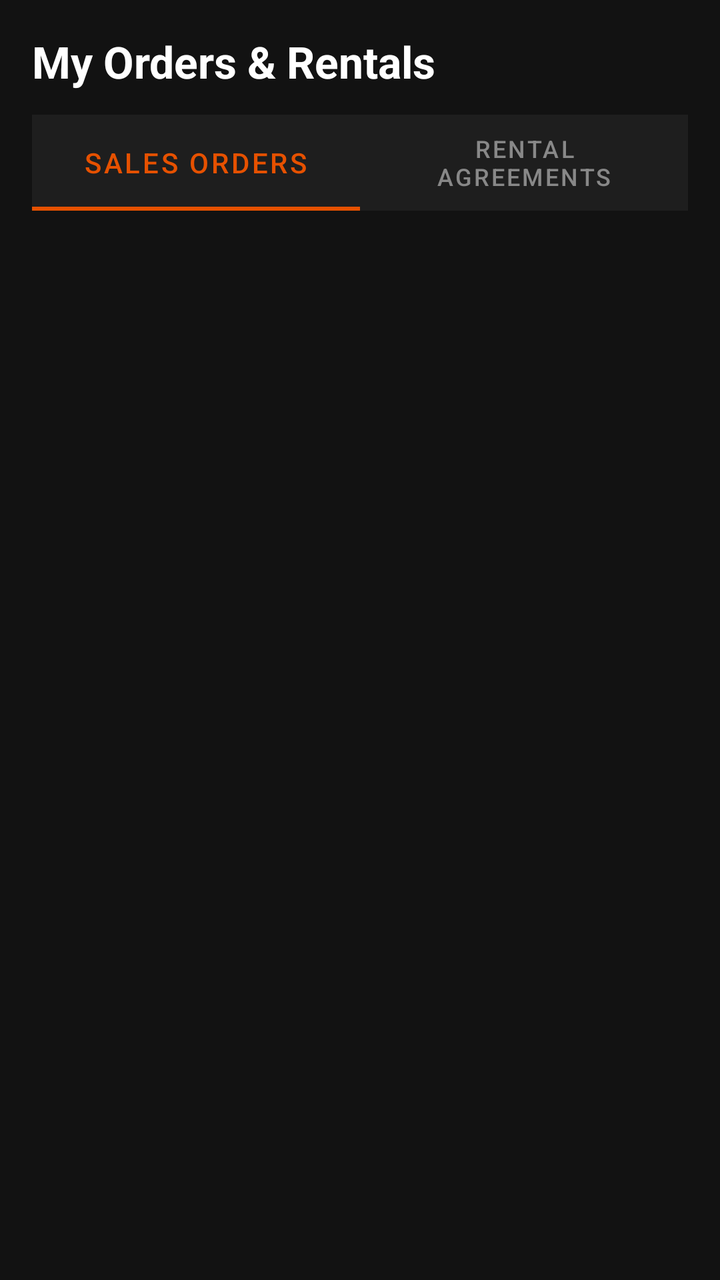
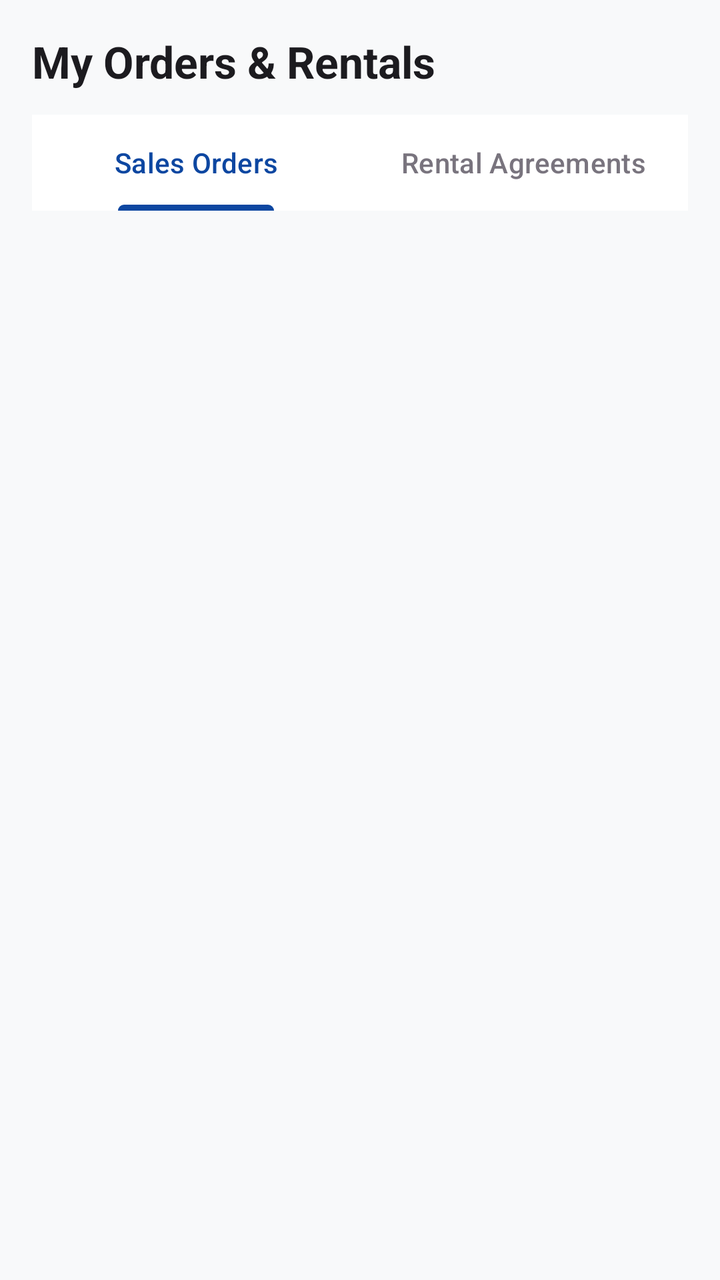

The first picture is an Android layout as it rendered before a commit; the second is the same layout after the commit. The layout source and the unified diff follow.
<!-- AndroidManifest.xml: application theme Theme.SecureAFenceClient -->
<!-- res/layout/fragment_customer_orders_rentals.xml -->
<?xml version="1.0" encoding="utf-8"?>
<LinearLayout xmlns:android="http://schemas.android.com/apk/res/android"
    xmlns:app="http://schemas.android.com/apk/res-auto"
    android:layout_width="match_parent"
    android:layout_height="match_parent"
    android:orientation="vertical"
    android:background="#121212"
    android:padding="16dp">

    <TextView
        android:layout_width="wrap_content"
        android:layout_height="wrap_content"
        android:text="My Orders &amp; Rentals"
        android:textColor="#FFFFFF"
        android:textSize="22sp"
        android:textStyle="bold"
        android:layout_marginBottom="12dp" />

    <com.google.android.material.tabs.TabLayout
        android:id="@+id/tabLayout"
        android:layout_width="match_parent"
        android:layout_height="wrap_content"
        android:background="#1E1E1E"
        app:tabIndicatorColor="#FFE65100"
        app:tabSelectedTextColor="#FFE65100"
        app:tabTextColor="#888888"
        android:layout_marginBottom="12dp">

        <com.google.android.material.tabs.TabItem
            android:layout_width="wrap_content"
            android:layout_height="wrap_content"
            android:text="Sales Orders" />

        <com.google.android.material.tabs.TabItem
            android:layout_width="wrap_content"
            android:layout_height="wrap_content"
            android:text="Rental Agreements" />
    </com.google.android.material.tabs.TabLayout>

    <ProgressBar
        android:id="@+id/pbLoading"
        android:layout_width="wrap_content"
        android:layout_height="wrap_content"
        android:layout_gravity="center"
        android:indeterminateTint="#FFE65100"
        android:visibility="gone" />

    <androidx.recyclerview.widget.RecyclerView
        android:id="@+id/rvOrdersRentals"
        android:layout_width="match_parent"
        android:layout_height="0dp"
        android:layout_weight="1" />

</LinearLayout>
<!-- resources referenced by this layout -->
<resources>
  <style name="Theme.SecureAFenceClient" parent="Theme.MaterialComponents.DayNight.DarkActionBar">
          <item name="colorPrimary">@color/primary_orange</item>
          <item name="colorSecondary">@color/accent_gold</item>
      </style>
  <color name="primary_orange">#FFE65100</color>
  <color name="accent_gold">#FFFFB300</color>
</resources>

<!-- the commit's change to res/layout/fragment_customer_orders_rentals.xml (unified diff, before → after) -->
@@ -4,14 +4,14 @@
     android:layout_width="match_parent"
     android:layout_height="match_parent"
     android:orientation="vertical"
-    android:background="#121212"
+    android:background="@color/bg_light"
     android:padding="16dp">
 
     <TextView
         android:layout_width="wrap_content"
         android:layout_height="wrap_content"
         android:text="My Orders &amp; Rentals"
-        android:textColor="#FFFFFF"
+        android:textColor="@color/text_primary"
         android:textSize="22sp"
         android:textStyle="bold"
         android:layout_marginBottom="12dp" />
@@ -20,10 +20,10 @@
         android:id="@+id/tabLayout"
         android:layout_width="match_parent"
         android:layout_height="wrap_content"
-        android:background="#1E1E1E"
-        app:tabIndicatorColor="#FFE65100"
-        app:tabSelectedTextColor="#FFE65100"
-        app:tabTextColor="#888888"
+        android:background="@color/white"
+        app:tabIndicatorColor="@color/primary_blue"
+        app:tabSelectedTextColor="@color/primary_blue"
+        app:tabTextColor="@color/text_muted"
         android:layout_marginBottom="12dp">
 
         <com.google.android.material.tabs.TabItem
@@ -42,7 +42,7 @@
         android:layout_width="wrap_content"
         android:layout_height="wrap_content"
         android:layout_gravity="center"
-        android:indeterminateTint="#FFE65100"
+        android:indeterminateTint="@color/primary_blue"
         android:visibility="gone" />
 
     <androidx.recyclerview.widget.RecyclerView
<!-- resource entries referenced after the edit -->
@@ -1,10 +1,21 @@
 <!-- resources referenced by this layout -->
 <resources>
-  <style name="Theme.SecureAFenceClient" parent="Theme.MaterialComponents.DayNight.DarkActionBar">
-          <item name="colorPrimary">@color/primary_orange</item>
-          <item name="colorSecondary">@color/accent_gold</item>
+  <color name="bg_light">#F8F9FA</color>
+  <color name="primary_blue">#0D47A1</color>
+  <color name="text_muted">#79747E</color>
+  <color name="text_primary">#1C1B1F</color>
+  <color name="white">#FFFFFF</color>
+  <style name="Theme.SecureAFenceClient" parent="Theme.Material3.DayNight.NoActionBar">
+          <item name="colorPrimary">@color/primary_blue</item>
+          <item name="colorSecondary">@color/accent_orange</item>
+          <item name="colorOnPrimary">@color/white</item>
+          <item name="colorOnSecondary">@color/white</item>
+          <item name="android:windowBackground">@color/bg_light</item>
+          <item name="android:textColorPrimary">@color/text_primary</item>
+          <item name="android:textColorSecondary">@color/text_secondary</item>
+          <item name="android:statusBarColor">@color/primary_blue</item>
       </style>
-  <color name="primary_orange">#FFE65100</color>
-  <color name="accent_gold">#FFFFB300</color>
+  <color name="accent_orange">#FF6D00</color>
+  <color name="text_secondary">#49454F</color>
 </resources>
 
